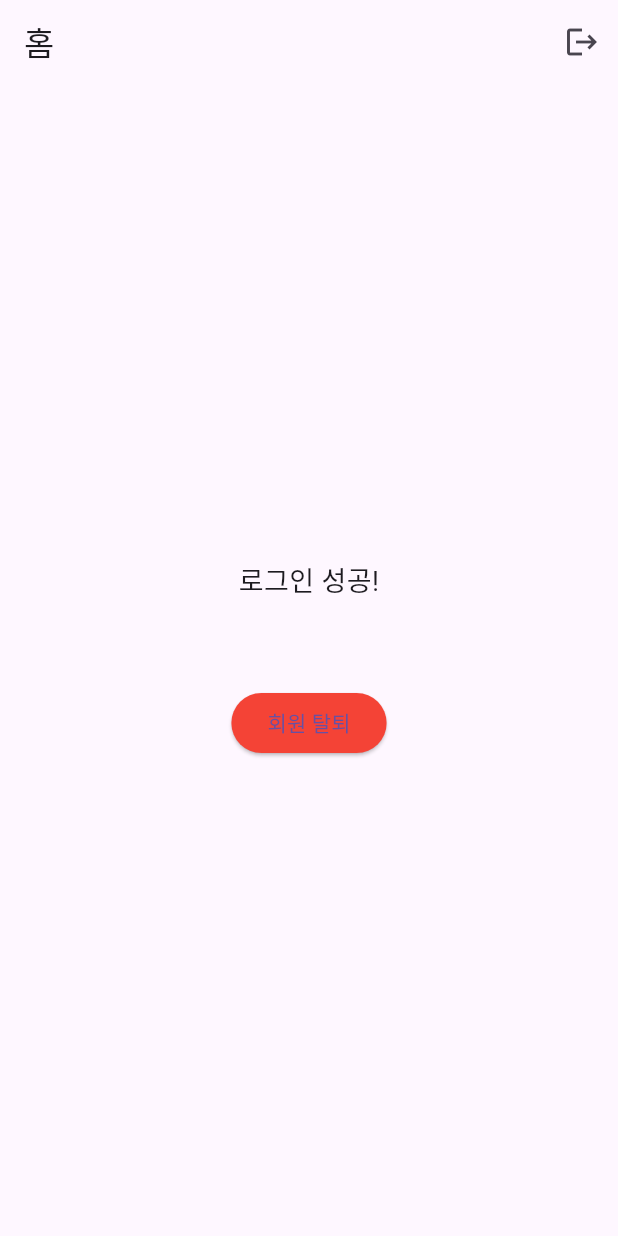
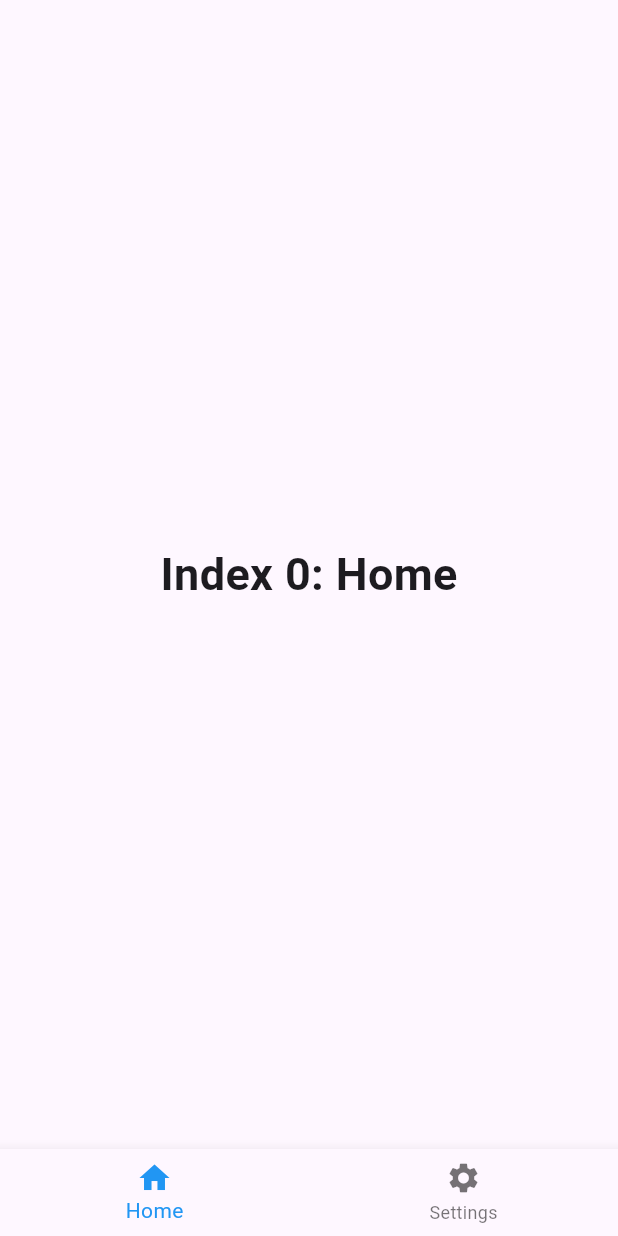
Before and after one commit to velmash/OhMyFlutter, a Flutter app: the screen it shows once a user with an empty profile is signed in, on a phone screen of 412 x 824 dp. Run offline on Flutter 3.47's test engine with Material 3 defaults, Android fonts, the phone set to English and light mode, and no system bars; our stand-ins replace auto_size_text, firebase_auth, firebase_core, shared_preferences; accounts and stored records are empty.

Commit message:
:wrench: 바텀 탭바 및 설정 화면 UI 구현

```diff
--- a/me_calculator/lib/screens/home_screen.dart
+++ b/me_calculator/lib/screens/home_screen.dart
@@ -1,83 +1,11 @@
-import 'package:firebase_auth/firebase_auth.dart';
 import 'package:flutter/material.dart';
+import 'package:me_calculator/screens/main_bottom_bar.dart';
 
 class HomeScreen extends StatelessWidget {
   const HomeScreen({super.key});
 
-  // 회원 탈퇴 함수
-  Future<void> _deleteAccount(BuildContext context) async {
-    final scaffoldMessenger = ScaffoldMessenger.of(context);
-    final user = FirebaseAuth.instance.currentUser;
-
-    if (user == null) {
-      scaffoldMessenger.showSnackBar(
-        const SnackBar(content: Text('로그인된 사용자가 없습니다.')),
-      );
-      return;
-    }
-
-    try {
-      await user.delete();
-      // 탈퇴 성공 시 AuthWrapper가 자동으로 로그인 화면으로 보냅니다.
-      // 따라서 별도의 화면 이동 코드는 필요 없습니다.
-      scaffoldMessenger.showSnackBar(
-        const SnackBar(content: Text('회원 탈퇴가 완료되었습니다.')),
-      );
-    } on FirebaseAuthException catch (e) {
-      String message;
-      // 사용자가 재로그인해야 하는 경우
-      if (e.code == 'requires-recent-login') {
-        message = '보안을 위해 재로그인이 필요합니다. 다시 로그인 후 시도해주세요.';
-      } else {
-        message = '회원 탈퇴에 실패했습니다: ${e.code}';
-      }
-      scaffoldMessenger.showSnackBar(SnackBar(content: Text(message)));
-    } catch (e) {
-      scaffoldMessenger.showSnackBar(
-        SnackBar(content: Text('알 수 없는 오류가 발생했습니다: ${e.toString()}')),
-      );
-    }
-  }
-
   @override
   Widget build(BuildContext context) {
-    // 현재 로그인된 사용자 정보 가져오기
-    final user = FirebaseAuth.instance.currentUser;
-
-    return Scaffold(
-      appBar: AppBar(
-        title: const Text('홈'),
-        actions: [
-          IconButton(
-            icon: const Icon(Icons.logout),
-            onPressed: () {
-              FirebaseAuth.instance.signOut();
-            },
-          ),
-        ],
-      ),
-      body: Center(
-        child: Column(
-          mainAxisAlignment: MainAxisAlignment.center,
-          children: [
-            // 로그인된 사용자 이메일 표시
-            Text(
-              '로그인 성공! \n${user?.email ?? '사용자 정보 없음'}',
-              textAlign: TextAlign.center,
-              style: const TextStyle(fontSize: 18),
-            ),
-            const SizedBox(height: 30),
-            // 회원 탈퇴 버튼
-            ElevatedButton(
-              onPressed: () => _deleteAccount(context),
-              style: ElevatedButton.styleFrom(
-                backgroundColor: Colors.red, // 위험한 작업을 나타내는 색상
-              ),
-              child: const Text('회원 탈퇴'),
-            ),
-          ],
-        ),
-      ),
-    );
+    return MainBottomBar();
   }
 }
--- /dev/null
+++ b/me_calculator/lib/screens/main_bottom_bar.dart
@@ -0,0 +1,48 @@
+import 'package:flutter/material.dart';
+import 'package:me_calculator/screens/setting_screen.dart';
+
+class MainBottomBar extends StatefulWidget {
+  const MainBottomBar({super.key});
+
+  @override
+  State<MainBottomBar> createState() => _MainBottomBarState();
+}
+
+class _MainBottomBarState extends State<MainBottomBar> {
+  int _selectedIndex = 0;
+
+  static const TextStyle optionStyle = TextStyle(
+    fontSize: 30,
+    fontWeight: FontWeight.bold,
+  );
+
+  static const List<Widget> _widgetOptions = <Widget>[
+    Text('Index 0: Home', style: optionStyle),
+    SettingScreen(),
+  ];
+
+  void _onItemTapped(int index) {
+    setState(() {
+      _selectedIndex = index;
+    });
+  }
+
+  @override
+  Widget build(BuildContext context) {
+    return Scaffold(
+      body: Center(child: _widgetOptions.elementAt(_selectedIndex)),
+      bottomNavigationBar: BottomNavigationBar(
+        items: [
+          BottomNavigationBarItem(icon: Icon(Icons.home), label: "Home"),
+          BottomNavigationBarItem(
+            icon: Icon(Icons.settings),
+            label: "Settings",
+          ),
+        ],
+        currentIndex: _selectedIndex,
+        selectedItemColor: Colors.blue,
+        onTap: _onItemTapped,
+      ),
+    );
+  }
+}
--- a/me_calculator/lib/widgets/login/_reset_password_dialog.dart
+++ b/me_calculator/lib/widgets/login/_reset_password_dialog.dart
@@ -22,6 +22,7 @@ class _ResetPasswordDialogState extends State<ResetPasswordDialog> {
   Future<void> _sendResetEmail() async {
     setState(() {
       _isLocalSending = true;
+
       _errorMessage = '';
     });
 
```
Also changed, not shown: me_calculator/lib/screens/setting_screen.dart (added, +110 -0 lines).
